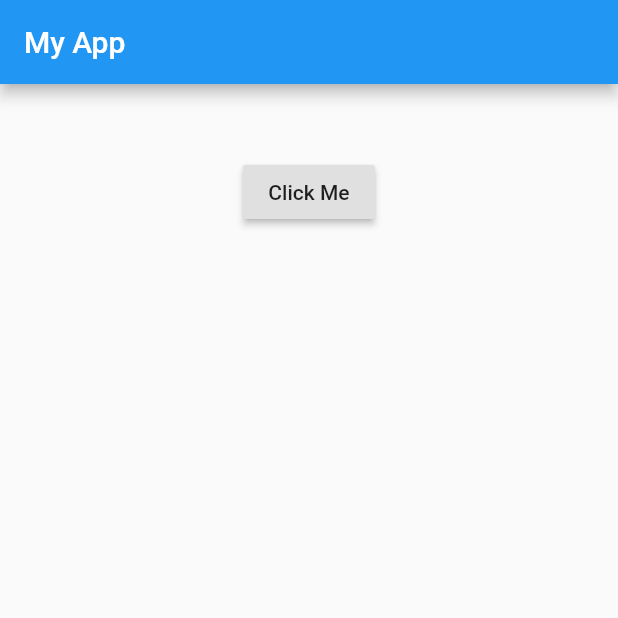
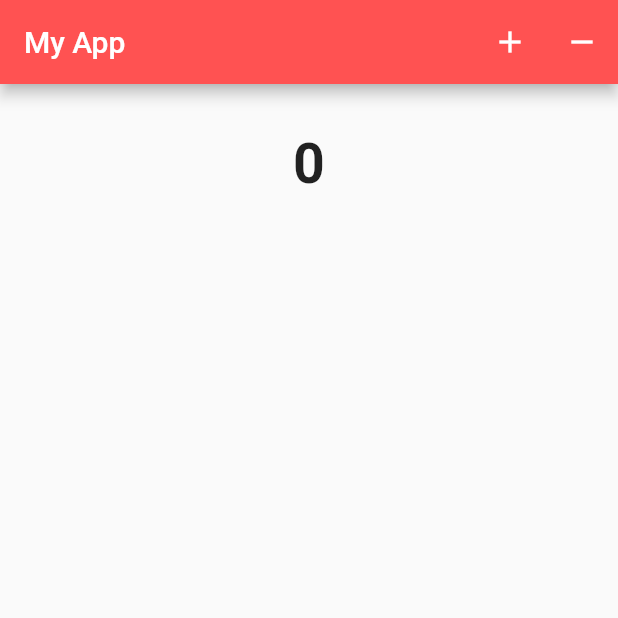
Before and after one commit to geordanex/Flutter-showcase, a Flutter app: the screen it shows after launch, on a phone screen of 412 x 824 dp, the top half of it. Run offline on Flutter 3.47's test engine with Material 2 defaults, Android fonts, the phone set to English and light mode, and no system bars.

Commit message:
Customize AppBar

```diff
--- a/lib/main.dart
+++ b/lib/main.dart
@@ -9,32 +9,37 @@ class MyApp extends StatefulWidget {
 }
 
 class _State extends State<MyApp> {
-  String _value = '';
+  int _value = 0;
 
-  Future _selectDate() async {
-    DateTime picked = await showDatePicker(
-        context: context,
-        initialDate: new DateTime.now(),
-        firstDate: new DateTime(2016),
-        lastDate: new DateTime(2020));
-    if (picked != null) setState(() => _value = picked.toString());
-  }
+  void _add() => setState(() => _value++);
+  void _remove() => setState(() => _value--);
 
   @override
   Widget build(BuildContext context) {
     return new Scaffold(
       appBar: new AppBar(
         title: new Text('My App'),
+        backgroundColor: Colors.redAccent,
+        actions: <Widget>[
+          new IconButton(
+            icon: new Icon(Icons.add),
+            onPressed: _add,
+          ),
+          new IconButton(
+            icon: new Icon(Icons.remove),
+            onPressed: _remove,
+          ),
+        ],
       ),
       body: new Container(
         padding: new EdgeInsets.all(32.0),
         child: new Center(
           child: new Column(
             children: <Widget>[
-              new Text(_value),
-              new RaisedButton(
-                onPressed: _selectDate,
-                child: new Text('Click Me'),
+              new Text(
+                _value.toString(),
+                style:
+                    new TextStyle(fontWeight: FontWeight.bold, fontSize: 37.0),
               )
             ],
           ),
```
